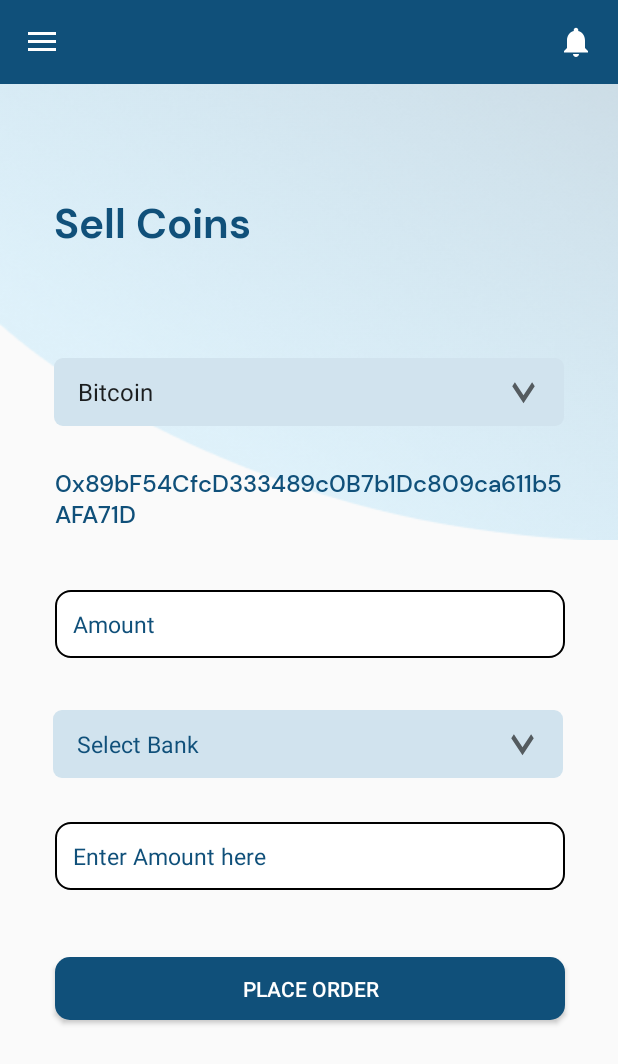
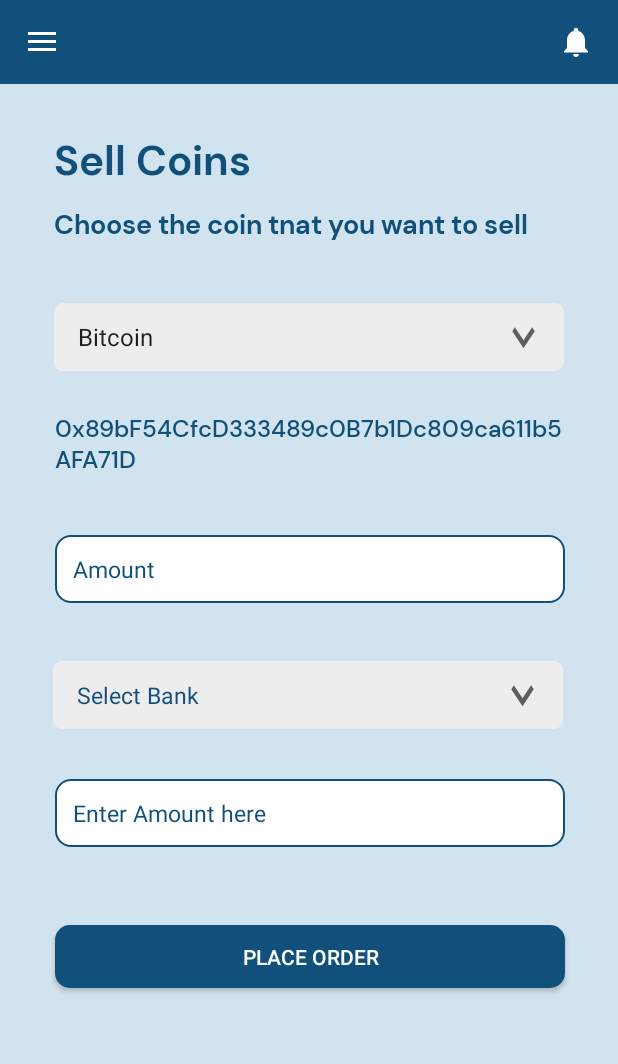
Before and after one commit to Michaelzy27/Passy_Exchange_Beta, an Android app: the fragment SellCoinsFragment placed in its activity, on a phone screen of 412 x 824 dp. Shown: the top 1064 px of the screen. Run offline under Robolectric (Android 15) with nearby library versions, the phone set to English and light mode, and no system bars.

Commit message:
UI update

```diff
--- a/app/src/main/res/drawable/ic_arrow_down.xml
+++ b/app/src/main/res/drawable/ic_arrow_down.xml
@@ -1,6 +1,6 @@
 <vector xmlns:android="http://schemas.android.com/apk/res/android"
     android:width="30dp"
-    android:height="10dp"
+    android:height="8dp"
     android:viewportWidth="24"
     android:viewportHeight="24"
     android:tint="?attr/colorControlNormal">
--- a/app/src/main/res/drawable/rounded_white_button.xml
+++ b/app/src/main/res/drawable/rounded_white_button.xml
@@ -7,6 +7,7 @@
     <corners
         android:radius="10dp"/>
     <stroke
-        android:width="1dp"/>
+        android:width="1dp"
+        android:color="#10507A"/>
 
 </shape>
--- a/app/src/main/res/drawable/spinner_bg_bank.xml
+++ b/app/src/main/res/drawable/spinner_bg_bank.xml
@@ -4,7 +4,7 @@
         <layer-list>
             <item>
                 <shape android:shape="rectangle">
-                    <solid android:color="#D1E3EE" />
+                    <solid android:color="#EDEDED" />
                     <padding android:left="8dp"
                         android:right="12dp"/>
                     <corners android:radius="6dp" />
--- a/app/src/main/res/layout/fragment_sell_coins.xml
+++ b/app/src/main/res/layout/fragment_sell_coins.xml
@@ -4,21 +4,12 @@
     xmlns:tools="http://schemas.android.com/tools"
     android:layout_width="match_parent"
     android:layout_height="match_parent"
+    android:background="#D1E3EE"
     android:orientation="vertical">
 
     <androidx.constraintlayout.widget.ConstraintLayout
         android:layout_width="match_parent"
         android:layout_height="match_parent">
-
-        <ImageView
-            android:id="@+id/imageView2"
-            android:layout_width="0dp"
-            android:layout_height="wrap_content"
-            android:scaleType="fitXY"
-            app:layout_constraintEnd_toEndOf="parent"
-            app:layout_constraintStart_toStartOf="parent"
-            app:layout_constraintTop_toTopOf="parent"
-            app:srcCompat="@drawable/testt" />
 
         <TextView
             android:id="@+id/textView3"
@@ -33,7 +24,7 @@
             app:layout_constraintHorizontal_bias="0.128"
             app:layout_constraintStart_toStartOf="parent"
             app:layout_constraintTop_toTopOf="parent"
-            app:layout_constraintVertical_bias="0.102" />
+            app:layout_constraintVertical_bias="0.045" />
 
         <Button
             android:id="@+id/button"
@@ -122,6 +113,18 @@
             app:layout_constraintStart_toStartOf="parent"
             app:layout_constraintTop_toBottomOf="@+id/spinner" />
 
+        <TextView
+            android:id="@+id/textView13"
+            android:layout_width="wrap_content"
+            android:layout_height="wrap_content"
+            android:layout_marginTop="12dp"
+            android:fontFamily="@font/dm_sans_bold"
+            android:text="Choose the coin tnat you want to sell"
+            android:textColor="#10507A"
+            android:textSize="18sp"
+            app:layout_constraintStart_toStartOf="@+id/textView3"
+            app:layout_constraintTop_toBottomOf="@+id/textView3" />
+
     </androidx.constraintlayout.widget.ConstraintLayout>
 
 </LinearLayout>
```
Also changed, not shown: app/src/main/res/layout/fragment_buy_coins.xml (+12 -10 lines).
